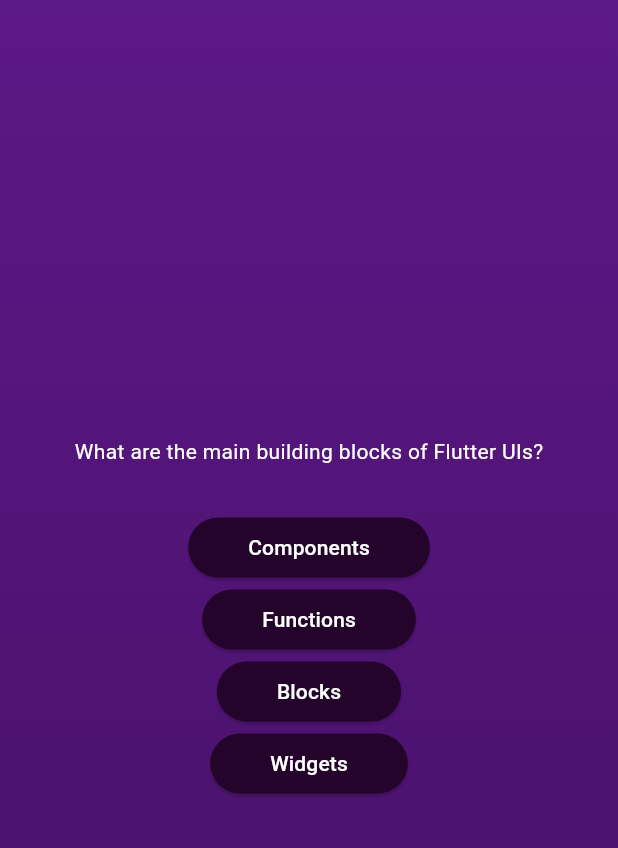
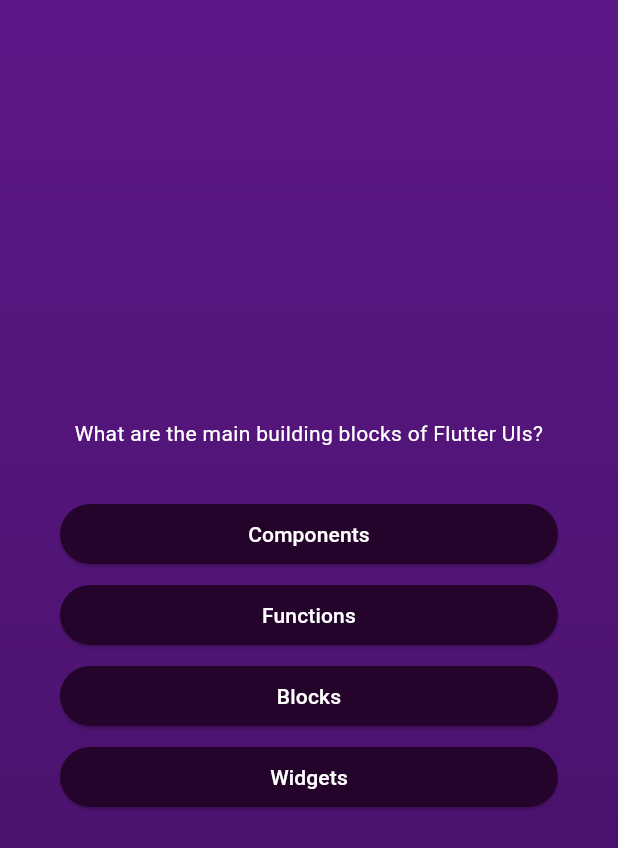
Before and after one commit to ddreambug/flutter_learning-quiz_app, a Flutter app: the screen it shows after launch, after a tap on "Start Quiz", on a phone screen of 412 x 824 dp. Shown: the top 848 px of the screen. Run offline on Flutter 3.47's test engine with Material 3 defaults, Android fonts, the phone set to English and light mode, and no system bars.

Commit message:
configure question screen button

```diff
--- a/lib/models/answer_button.dart
+++ b/lib/models/answer_button.dart
@@ -12,7 +12,9 @@ class AnswerButton extends StatelessWidget {
 
   @override
   Widget build(context) {
-    return ElevatedButton(
+    return Container(
+      margin: const EdgeInsets.symmetric(vertical: 3),
+      child: ElevatedButton(
         onPressed: onTap,
         style: ElevatedButton.styleFrom(
           padding: const EdgeInsets.symmetric(
@@ -21,9 +23,15 @@ class AnswerButton extends StatelessWidget {
           ),
           foregroundColor: const Color.fromARGB(255, 255, 255, 255),
           backgroundColor: const Color.fromARGB(255, 37, 4, 43),
-        // shape: RoundedRectangleBorder(borderRadius: BorderRadius.circular(40))
+          shape: RoundedRectangleBorder(
+            borderRadius: BorderRadius.circular(40),
           ),
-      child: Text(answerText),
+        ),
+        child: Text(
+          answerText,
+          textAlign: TextAlign.center,
+        ),
+      ),
     );
   }
 }
--- a/lib/question_screen.dart
+++ b/lib/question_screen.dart
@@ -13,28 +13,46 @@ class QuestionScreen extends StatefulWidget {
 }
 
 class _QuestionScreenState extends State<QuestionScreen> {
+  var questionNo = 0;
+
+  void changeQuestion() {
+    setState(() {
+      if (questionNo == 5) {
+        questionNo = 0;
+      } else {
+        questionNo++;
+      }
+    });
+  }
+
   @override
   Widget build(context) {
-    final currentQuestion = questions[0];
+    final currentQuestion = questions[questionNo];
 
     return SizedBox(
       width: double.infinity,
+      child: Container(
+        margin: const EdgeInsets.all(40),
         child: Column(
           mainAxisAlignment: MainAxisAlignment.center,
+          crossAxisAlignment: CrossAxisAlignment.stretch,
           children: [
             Text(
               currentQuestion.text,
               style: const TextStyle(
                 color: Colors.white,
               ),
+              textAlign: TextAlign.center,
             ),
             const SizedBox(
               height: 30,
             ),
             ...currentQuestion.getShuffledAnswer().map((listAnswer) {
-            return AnswerButton(answerText: listAnswer, onTap: () {});
+              return AnswerButton(
+                  answerText: listAnswer, onTap: changeQuestion);
             }),
           ],
+        ),
       ),
     );
   }
```
Lines whose indentation alone changed are shown as unchanged.
